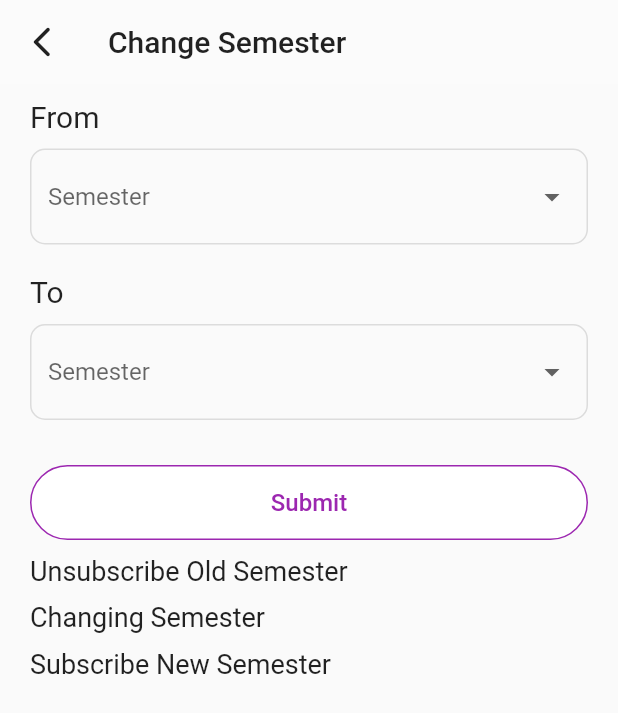
After one commit to subrat00000/fiwi_flutter, a Flutter app: the ChangeSemesterScreen screen opened by its route, on a phone screen of 412 x 824 dp. The commit adds this screen. Shown: the top 713 px of the screen. Run offline on Flutter 3.47's test engine with Material 2 defaults, Android fonts, the phone set to English and light mode, and no system bars; our stand-ins replace cached_network_image, connectivity_plus, equatable, firebase_auth, firebase_core, firebase_database and 11 more; missing offline and left inert: mobile_scanner; accounts and stored records are empty.

Commit message:
fix change semester

```diff
--- /dev/null
+++ b/lib/cubits/change_semester/change_semester_state.dart
@@ -0,0 +1,38 @@
+abstract class ChangeSemesterState {}
+
+class ChangeSemesterInitialState extends ChangeSemesterState {}
+
+class ChangeSemesterLoadingState extends ChangeSemesterState {}
+
+class ChangeSemesterSuccessState extends ChangeSemesterState {
+  ChangeSemesterSuccessState(List<Object> a);
+}
+
+class UnSubscribeAllTopicSuccessState extends ChangeSemesterState {}
+
+class NoUserFoundErrorState extends ChangeSemesterState {
+  String oldSemester;
+  NoUserFoundErrorState(this.oldSemester);
+}
+
+class SubscribeAllTopicSuccessState extends ChangeSemesterState {}
+
+class SubscribeFailedState extends ChangeSemesterState{
+  String error;
+  SubscribeFailedState(this.error);
+}
+
+class UnsubscribeFailedState extends ChangeSemesterState {
+  String error;
+  UnsubscribeFailedState(this.error);
+}
+
+class SuccessFetchUserState extends ChangeSemesterState {
+  List data;
+  SuccessFetchUserState(this.data);
+}
+
+class ChangeSemesterErrorState extends ChangeSemesterState {
+  String error;
+  ChangeSemesterErrorState(this.error);
+}
--- a/lib/cubits/timetable/timetable_cubit.dart
+++ b/lib/cubits/timetable/timetable_cubit.dart
@@ -1,3 +1,4 @@
+import 'dart:convert';
 import 'dart:developer';
 
 import 'package:firebase_auth/firebase_auth.dart';
@@ -6,6 +7,8 @@ import 'package:fiwi/cubits/timetable/timetable_state.dart';
 import 'package:flutter/material.dart';
 import 'package:flutter_bloc/flutter_bloc.dart';
 import 'package:hive/hive.dart';
+import 'package:fiwi/repositories/notification.dart';
+import 'package:intl/intl.dart';
 
 class TimetableCubit extends Cubit<TimetableState> {
   Box box = Hive.box('user');
@@ -44,6 +47,10 @@ class TimetableCubit extends Cubit<TimetableState> {
           'adminOrFacultyId': box.get('uid')
         });
         emit(TimetableAddPeriodSuccessState());
+        sendNotification(
+            semester.toLowerCase().replaceAll(' ', ''),
+            box.get('name').toString().toUpperCase(),
+            "Start: ${DateFormat.jm().format(startTime)}\nEnd: ${DateFormat.jm().format(endTime)}\n${course.toUpperCase()}");
       } else {
         emit(TimetableErrorState("You can't overwrite a time table."));
       }
--- a/lib/main.dart
+++ b/lib/main.dart
@@ -4,6 +4,7 @@ import 'package:fiwi/cubits/activate_student/activate_student_cubit.dart';
 import 'package:fiwi/cubits/auth/auth_cubit.dart';
 import 'package:fiwi/cubits/auth/auth_state.dart';
 import 'package:fiwi/cubits/botttom_nav_cubit.dart';
+import 'package:fiwi/cubits/change_semester/change_semester_cubit.dart';
 import 'package:fiwi/cubits/create_user/create_user_cubit.dart';
 import 'package:fiwi/cubits/delete_account/delete_account_cubit.dart';
 import 'package:fiwi/cubits/google_signin/google_signin_cubit.dart';
@@ -96,6 +97,9 @@ class MyApp extends StatelessWidget {
         BlocProvider(
           create: (context) => DeleteAccountCubit(),
         ),
+        BlocProvider(
+          create: (context) => ChangeSemesterCubit(),
+        ),
       ],
       child: BlocBuilder<AuthCubit, AuthState>(
         builder: (context, state) {
--- a/lib/routers.dart
+++ b/lib/routers.dart
@@ -1,4 +1,5 @@
 import 'package:fiwi/view/admin/activate_student.dart';
+import 'package:fiwi/view/admin/change_semester.dart';
 import 'package:fiwi/view/admin/delete_account.dart';
 import 'package:fiwi/view/admin/manage_courses.dart';
 import 'package:fiwi/view/admin/manage_role.dart';
@@ -59,6 +60,9 @@ class Routers {
       case '/deleteaccount':
         return MaterialPageRoute(
             builder: (context) => const DeleteAccountScreen());
+      case '/changesemester':
+        return MaterialPageRoute(
+            builder: (context) => const ChangeSemesterScreen());
       default:
         return MaterialPageRoute(builder: (context) {
           return const Scaffold(
--- a/lib/view/admin/admin_screen.dart
+++ b/lib/view/admin/admin_screen.dart
@@ -18,7 +18,8 @@ class _AdminScreenState extends State<AdminScreen> {
     {'icon': 'assets/role.png', 'title': 'Manage Role', 'route': '/managerole'},
     {'title': 'Manage Courses', 'icon': 'assets/courses.png', 'route': '/managecourse'},
     {'title': 'Activate Student', 'icon': 'assets/activate.png', 'route': '/activatestudent'},
-    {'title': 'Delete Someone Account', 'icon': 'assets/minus.png', 'route': '/deleteaccount'}
+    {'title': 'Delete Someone Account', 'icon': 'assets/minus.png', 'route': '/deleteaccount'},
+    {'title': 'Chanage Semester', 'icon':'assets/courses.png', 'route':'/changesemester'}
   ];
   @override
   Widget build(BuildContext context) {
--- /dev/null
+++ b/lib/view/admin/change_semester.dart
@@ -0,0 +1,288 @@
+import 'dart:developer';
+
+import 'package:cached_network_image/cached_network_image.dart';
+import 'package:firebase_database/firebase_database.dart';
+import 'package:fiwi/cubits/activate_student/activate_student_cubit.dart';
+import 'package:fiwi/cubits/botttom_nav_cubit.dart';
+import 'package:fiwi/cubits/change_semester/change_semester_cubit.dart';
+import 'package:fiwi/cubits/change_semester/change_semester_state.dart';
+import 'package:fiwi/cubits/manage_role/manage_role_cubit.dart';
+import 'package:fiwi/cubits/manage_role/manage_role_state.dart';
+import 'package:fiwi/repositories/repositories.dart';
+import 'package:fiwi/widgets/custom_button.dart';
+import 'package:flutter/material.dart';
+import 'package:flutter/services.dart';
+import 'package:flutter_bloc/flutter_bloc.dart';
+import 'package:intl/intl.dart';
+
+class ChangeSemesterScreen extends StatefulWidget {
+  const ChangeSemesterScreen({super.key});
+
+  @override
+  State<ChangeSemesterScreen> createState() => _ChangeSemesterScreenState();
+}
+
+class _ChangeSemesterScreenState extends State<ChangeSemesterScreen> {
+  final GlobalKey<FormState> _formKey = GlobalKey<FormState>();
+  List<String> items = ['Semester 1', 'Semester 2', 'Semester 3', 'Semester 4'];
+  String? oldSemester;
+  String? newSemester;
+  bool validation = false;
+  List users = [];
+  bool unsubscribeSemester = false;
+  bool changeSemester = false;
+  bool subscribeSemester = false;
+
+  @override
+  Widget build(BuildContext context) {
+    return Scaffold(
+      appBar: AppBar(
+        leading: IconButton(
+          onPressed: () {
+            Navigator.pop(context);
+          },
+          icon: const Icon(Icons.arrow_back_ios_new_rounded),
+          color: Colors.black87,
+        ),
+        title: const Text(
+          'Change Semester',
+          style: TextStyle(color: Colors.black87, fontSize: 20),
+          textAlign: TextAlign.start,
+        ),
+      ),
+      body: SingleChildScrollView(
+        child: Container(
+          margin: EdgeInsets.only(left: 20, right: 20),
+          child: BlocConsumer<ChangeSemesterCubit, ChangeSemesterState>(
+            listener: (context, state) {
+              if (state is SuccessFetchUserState) {
+                users = state.data;
+              } else if (state is NoUserFoundErrorState) {
+                ScaffoldMessenger.of(context).showSnackBar(SnackBar(
+                  content: Text(
+                      "No Student Exist for ${state.oldSemester.toString()}"),
+                  backgroundColor: Colors.red,
+                  behavior: SnackBarBehavior.floating,
+                ));
+              } else if (state is UnSubscribeAllTopicSuccessState) {
+                unsubscribeSemester = true;
+              } else if (state is ChangeSemesterSuccessState) {
+                changeSemester = true;
+              } else if (state is SubscribeAllTopicSuccessState) {
+                subscribeSemester = true;
+              }
+            },
+            builder: (context, state) {
+              return Form(
+                autovalidateMode: AutovalidateMode.always,
+                key: _formKey,
+                child: Column(
+                    crossAxisAlignment: CrossAxisAlignment.start,
+                    children: [
+                      const SizedBox(
+                        height: 10,
+                      ),
+                      Text('From',
+                          style:
+                              TextStyle(color: Colors.black87, fontSize: 20)),
+                      const SizedBox(
+                        height: 10,
+                      ),
+                      DropdownButtonFormField<String>(
+                        validator: (value) {
+                          if (value == null && validation) {
+                            return 'Please Select your Semester';
+                          }
+                          return null;
+                        },
+                        hint: const Text("Semester"),
+                        decoration: InputDecoration(
+                          enabledBorder: OutlineInputBorder(
+                            borderRadius: BorderRadius.circular(10),
+                            borderSide: const BorderSide(color: Colors.black12),
+                          ),
+                          border: const OutlineInputBorder(
+                            borderRadius: BorderRadius.all(
+                              Radius.circular(10.0),
+                            ),
+                          ),
+                          hintStyle: const TextStyle(color: Colors.black12),
+                        ),
+                        items:
+                            items.map<DropdownMenuItem<String>>((String value) {
+                          return DropdownMenuItem<String>(
+                            value: value,
+                            child: Text(value),
+                          );
+                        }).toList(),
+                        value: oldSemester,
+                        onChanged: (String? value) {
+                          setState(() {
+                            oldSemester = value;
+                          });
+                        },
+                      ),
+                      const SizedBox(
+                        height: 20,
+                      ),
+                      Text('To',
+                          style:
+                              TextStyle(color: Colors.black87, fontSize: 20)),
+                      const SizedBox(
+                        height: 10,
+                      ),
+                      DropdownButtonFormField<String>(
+                        validator: (value) {
+                          if (value == null && validation) {
+                            return 'Please Select your Semester';
+                          }
+                          return null;
+                        },
+                        hint: const Text("Semester"),
+                        decoration: InputDecoration(
+                          enabledBorder: OutlineInputBorder(
+                            borderRadius: BorderRadius.circular(10),
+                            borderSide: const BorderSide(color: Colors.black12),
+                          ),
+                          border: const OutlineInputBorder(
+                            borderRadius: BorderRadius.all(
+                              Radius.circular(10.0),
+                            ),
+                          ),
+                          hintStyle: const TextStyle(color: Colors.black12),
+                        ),
+                        items:
+                            items.map<DropdownMenuItem<String>>((String value) {
+                          return DropdownMenuItem<String>(
+                            value: value,
+                            child: Text(value),
+                          );
+                        }).toList(),
+                        value: newSemester,
+                        onChanged: (String? value) {
+                          setState(() {
+                            newSemester = value;
+                          });
+                        },
+                      ),
+                      const SizedBox(
+                        height: 30,
+                      ),
+                      state is ChangeSemesterLoadingState
+                          ? const Center(child: CircularProgressIndicator())
+                          : CustomButton(
+                              text: 'Submit',
+                              onPressed: () {
+                                validation = true; // set validation to true
+                                if (_formKey.currentState!.validate()) {
+                                  BlocProvider.of<ChangeSemesterCubit>(context)
+                                      .changeSemester(
+                                          oldSemester!, newSemester!);
+                                }
+                              },
+                              borderRadius: 50,
+                              icontext: false,
+                            ),
+                      const SizedBox(
+                        height: 10,
+                      ),
+                      Row(
+                        children: [
+                          Text('Unsubscribe Old Semester',
+                              style: TextStyle(fontSize: 18)),
+                          unsubscribeSemester
+                              ? Icon(Icons.check_circle_outline_rounded,
+                                  color: Colors.green)
+                              : Container(),
+                          state is UnsubscribeFailedState
+                              ? Text(state.error,
+                                  style: TextStyle(color: Colors.red))
+                              : Container(),
+                        ],
+                      ),
+                      const SizedBox(
+                        height: 10,
+                      ),
+                      Row(
+                        children: [
+                          Text(
+                            'Changing Semester',
+                            style: TextStyle(fontSize: 18),
+                          ),
+                          changeSemester
+                              ? Icon(Icons.check_circle_outline_rounded,
+                                  color: Colors.green)
+                              : Container(),
+                        ],
+                      ),
+                      const SizedBox(
+                        height: 10,
+                      ),
+                      Row(
+                        children: [
+                          Text('Subscribe New Semester',
+                              style: TextStyle(fontSize: 18)),
+                          subscribeSemester
+                              ? Icon(Icons.check_circle_outline_rounded,
+                                  color: Colors.green)
+                              : Container(),
+                          state is SubscribeFailedState
+                              ? Text(state.error,
+                                  style: TextStyle(color: Colors.red))
+                              : Container(),
+                        ],
+                      ),
+                      state is ChangeSemesterErrorState
+                          ? Text(state.error.toString())
+                          : Container(),
+                      StreamBuilder(
+                          stream: FirebaseDatabase.instance.ref('logs').onValue,
+                          builder: (context, snapshot) {
+                            if (!snapshot.hasData ||
+                                snapshot.data == null ||
+                                snapshot.data!.snapshot.value == null) {
+                              return Container();
+                            } else {
+                              final itemsMap = snapshot.data!.snapshot.value
+                                  as Map<dynamic, dynamic>;
+                              final data = itemsMap.values.toList();
+                              return ListView.builder(
+                                  itemCount: data.length,
+                                  shrinkWrap: true,
+                                  itemBuilder: (context, index) {
+                                    return ListTile(
+                                      contentPadding: EdgeInsets.all(0),
+                                      title: Text(
+                                          'Updated On: ${DateFormat.jm().format(DateTime.parse(data[index]['updatedAt'].toString()))}'),
+                                      subtitle: Row(
+                                        mainAxisAlignment:
+                                            MainAxisAlignment.spaceBetween,
+                                        children: [
+                                          Expanded(
+                                              child: Text(
+                                                  'Old : ${data[index]['oldSemester']}')),
+                                          Expanded(
+                                              child: Text(
+                                                  'New : ${data[index]['newSemester']}')),
+                                        ],
+                                      ),
+                                      trailing: data[index]['success'] == true
+                                          ? Icon(Icons
+                                              .check_circle_outline_rounded)
+                                          : Icon(
+                                              Icons.close_rounded,
+                                              color: Colors.red,
+                                            ),
+                                    );
+                                  });
+                            }
+                          })
+                    ]),
+              );
+            },
+          ),
+        ),
+      ),
+    );
+  }
+}
```
Also changed, not shown: lib/cubits/change_semester/change_semester_cubit.dart (added, +103 -0 lines), lib/repositories/notification.dart (added, +107 -0 lines), lib/view/home_screen.dart (+12 -2 lines), lib/view/home_screen_helper.dart (+6 -2 lines), 1 other file.
